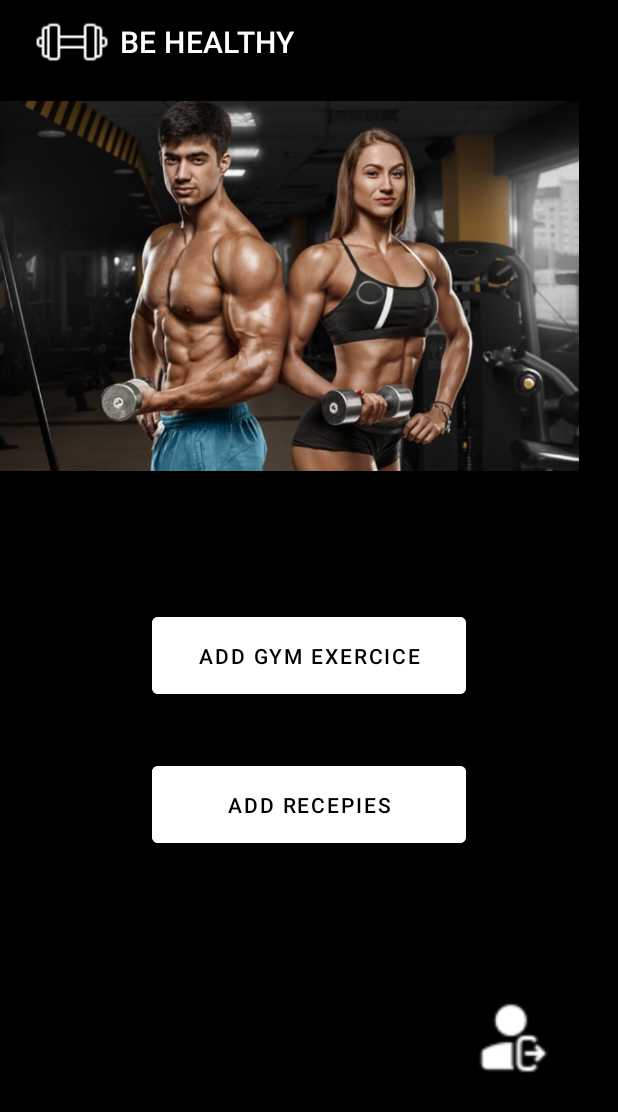
After one commit to oumab26/MobileApp_Sante, an Android app: the AdminActivity screen opened directly, with no data from a screen before it, on a phone screen of 412 x 824 dp. The commit adds this screen. Shown: the top 1112 px of the screen. Run offline under Robolectric (Android 15) with nearby library versions, the phone set to English and light mode, and no system bars.

Commit message:
add admin dashboard

```diff
--- a/app/src/main/AndroidManifest.xml
+++ b/app/src/main/AndroidManifest.xml
@@ -14,9 +14,16 @@
         android:theme="@style/Theme.DataStorage"
         tools:targetApi="31">
         <activity
+            android:name=".AdminActivity"
+            android:exported="false">
+            <meta-data
+                android:name="android.app.lib_name"
+                android:value="" />
+        </activity>
+        <activity
             android:name=".ExerciceDetailsActivity"
-            android:parentActivityName=".ExerciceActivity"
-            android:exported="false">
+            android:exported="false"
+            android:parentActivityName=".ExerciceActivity">
             <meta-data
                 android:name="android.app.lib_name"
                 android:value="" />
--- /dev/null
+++ b/app/src/main/java/tn/esprit/datastorage/AdminActivity.java
@@ -0,0 +1,39 @@
+package tn.esprit.datastorage;
+
+import androidx.appcompat.app.AppCompatActivity;
+
+import android.content.Intent;
+import android.os.Bundle;
+import android.view.View;
+import android.widget.Button;
+import android.widget.ImageView;
+
+public class AdminActivity extends AppCompatActivity {
+
+    Button addExercice;
+    Button addRecepie;
+    ImageView adminLogout;
+    @Override
+
+    protected void onCreate(Bundle savedInstanceState) {
+        super.onCreate(savedInstanceState);
+        setContentView(R.layout.activity_admin);
+        getSupportActionBar().setDisplayShowHomeEnabled(true);
+        getSupportActionBar().setIcon(R.drawable.gymicon);
+
+        addExercice = findViewById(R.id.addExercice);
+        addRecepie = findViewById(R.id.addRecepie);
+        adminLogout = findViewById(R.id.adminLogout);
+
+
+        addExercice.setOnClickListener(new View.OnClickListener() {
+            @Override
+            public void onClick(View view) {
+
+                /*Intent intent = new Intent(AdminActivity.this, CalorieActivity.class);
+                startActivity(intent);*/
+                System.out.println("ADD exercice Button clicked successfully ! ");
+            }
+        });
+    }
+}
--- a/app/src/main/java/tn/esprit/datastorage/ExerciceActivity.java
+++ b/app/src/main/java/tn/esprit/datastorage/ExerciceActivity.java
@@ -28,21 +28,21 @@ public class ExerciceActivity extends AppCompatActivity {
 
         ExerciceAdapter adapter = new ExerciceAdapter(this);
         MyDatabase db = MyDatabase.getDatabase(ExerciceActivity.this);
-        Exercice exercice1 = new Exercice("Deadlift","All Body/Back","Deadlift is a mandatory exercice",R.drawable.deadlift);
+        //Exercice exercice1 = new Exercice("Deadlift","All Body/Back","Deadlift is a mandatory exercice",R.drawable.deadlift);
         //Exercice exercice2 = new Exercice("Sqaut","All Body/Legs","who the hell will deny Squat",R.drawable.squat);
         //Exercice exercice3 = new Exercice("Biceps curl","Arm","my second exercice",R.drawable.biceps);
 
-        db.ExerciceDAO().insertExercice(exercice1);
+        //db.ExerciceDAO().insertExercice(exercice1);
         //db.ExerciceDAO().insertExercice(exercice2);
         //db.ExerciceDAO().insertExercice(exercice3);
         List<Exercice> exerciceList = db.ExerciceDAO().findExercices();
 
-        for(Exercice e : exerciceList) {
+        /*for(Exercice e : exerciceList) {
             adapter.addExercice(e);
+        }*/
+        for(Exercice e : exerciceList){
+            db.ExerciceDAO().deleteExercice(e);
         }
-        /*for(Exercice e : exerciceList){
-            db.ExerciceDAO().deleteExercice(e);
-        }*/
 
 
         recyclerView = findViewById(R.id.articles);
--- a/app/src/main/java/tn/esprit/datastorage/MainActivity.java
+++ b/app/src/main/java/tn/esprit/datastorage/MainActivity.java
@@ -131,6 +131,7 @@ public class MainActivity extends AppCompatActivity {
     // Checking entered password from SQLite database email associated password.
     public void CheckFinalResult(){
 
+
         if(TempPassword.equalsIgnoreCase(PasswordHolder))
         {
 
@@ -146,6 +147,11 @@ public class MainActivity extends AppCompatActivity {
 
 
         }
+        if((Email.getText().toString().equals("admin")) && (Password.getText().toString().equals("admin"))) {
+
+            Intent intent = new Intent(MainActivity.this, AdminActivity.class);
+            startActivity(intent);
+        }
         else {
 
             Toast.makeText(MainActivity.this,"UserName or Password is Wrong, Please Try Again.",Toast.LENGTH_LONG).show();
--- /dev/null
+++ b/app/src/main/res/layout/activity_admin.xml
@@ -0,0 +1,53 @@
+<?xml version="1.0" encoding="utf-8"?>
+<androidx.constraintlayout.widget.ConstraintLayout xmlns:android="http://schemas.android.com/apk/res/android"
+    xmlns:app="http://schemas.android.com/apk/res-auto"
+    xmlns:tools="http://schemas.android.com/tools"
+    android:layout_width="match_parent"
+    android:layout_height="match_parent"
+    android:background="#000000"
+    tools:context=".AdminActivity">
+
+    <ImageView
+        android:id="@+id/imageView3"
+        android:layout_width="386dp"
+        android:layout_height="269dp"
+        app:layout_constraintTop_toTopOf="parent"
+        app:srcCompat="@drawable/cover"
+        tools:layout_editor_absoluteX="13dp" />
+
+    <Button
+        android:id="@+id/addExercice"
+        android:layout_width="209dp"
+        android:layout_height="63dp"
+        android:layout_marginTop="80dp"
+        android:backgroundTint="@color/white"
+        android:text="Add Gym Exercice"
+        android:textColor="#000"
+        app:layout_constraintEnd_toEndOf="parent"
+        app:layout_constraintStart_toStartOf="parent"
+        app:layout_constraintTop_toBottomOf="@+id/imageView3" />
+
+    <Button
+        android:id="@+id/addRecepie"
+        android:layout_width="209dp"
+        android:layout_height="63dp"
+        android:layout_marginTop="36dp"
+        android:backgroundTint="@color/white"
+        android:text="Add Recepies"
+        android:textColor="#000"
+        app:layout_constraintEnd_toEndOf="parent"
+        app:layout_constraintStart_toStartOf="parent"
+        app:layout_constraintTop_toBottomOf="@+id/addExercice" />
+
+    <ImageView
+        android:id="@+id/adminLogout"
+        android:layout_width="47dp"
+        android:layout_height="48dp"
+        android:layout_marginTop="100dp"
+        app:layout_constraintEnd_toEndOf="parent"
+        app:layout_constraintHorizontal_bias="0.873"
+        app:layout_constraintStart_toStartOf="parent"
+        app:layout_constraintTop_toBottomOf="@+id/addRecepie"
+        app:srcCompat="@drawable/logout" />
+
+</androidx.constraintlayout.widget.ConstraintLayout>
```
Also changed, not shown: app/src/main/res/drawable/cover1.jpg (deleted), app/src/main/res/drawable/first.jpg (deleted), app/src/main/res/drawable/logout.png (added), app/src/main/res/drawable/r_gime_amaigrissant.webp (deleted).
